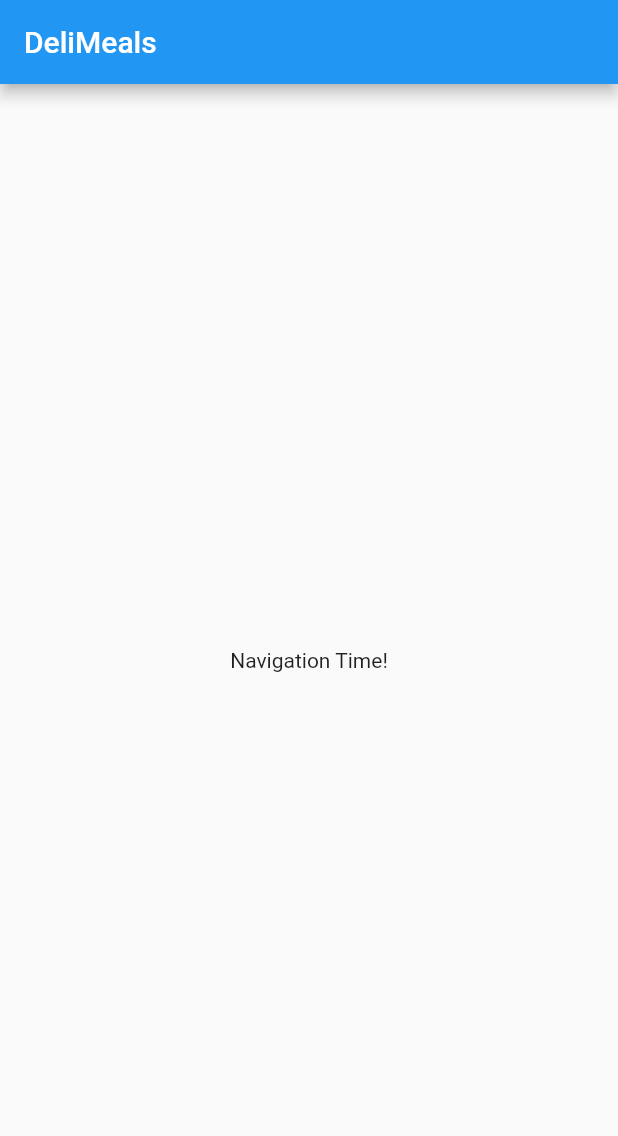
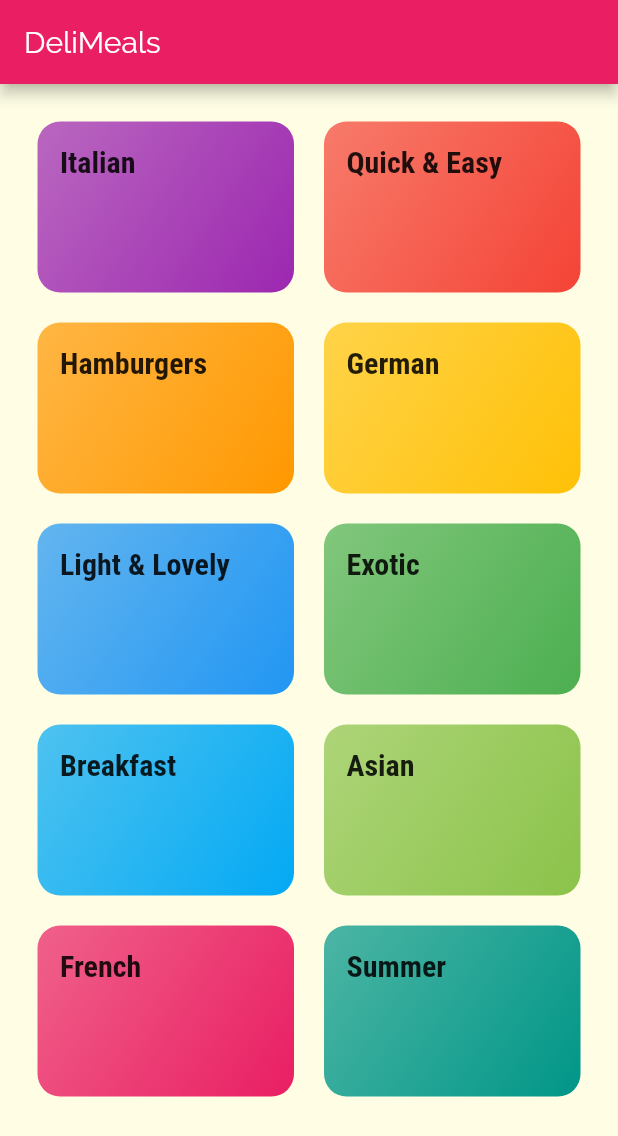
Before and after one commit to mramirid/delimeals, a Flutter app: the screen it shows after launch, on a phone screen of 412 x 824 dp. Shown: the top 1136 px of the screen. Run offline on Flutter 3.47's test engine with Material 2 defaults, Android fonts, the phone set to English and light mode, and no system bars.

Commit message:
GridView widget & BoxDecoration gradient option

```diff
--- /dev/null
+++ b/lib/categories_screen.dart
@@ -0,0 +1,27 @@
+import 'package:flutter/material.dart';
+
+import 'category_item.dart';
+import 'dummy_data.dart';
+
+class CategoriesScreen extends StatelessWidget {
+  @override
+  Widget build(BuildContext context) {
+    return Scaffold(
+      appBar: AppBar(
+        title: const Text('DeliMeals'),
+      ),
+      body: GridView(
+        padding: const EdgeInsets.all(25),
+        gridDelegate: const SliverGridDelegateWithMaxCrossAxisExtent(
+          maxCrossAxisExtent: 200,
+          childAspectRatio: 3 / 2,
+          crossAxisSpacing: 20,
+          mainAxisSpacing: 20,
+        ),
+        children: dummyCategoriesList.map((category) {
+          return CategoryItem(category.title, category.color);
+        }).toList(),
+      ),
+    );
+  }
+}
--- /dev/null
+++ b/lib/category_item.dart
@@ -0,0 +1,27 @@
+import 'package:flutter/material.dart';
+
+class CategoryItem extends StatelessWidget {
+  final String _title;
+  final Color _color;
+
+  const CategoryItem(this._title, this._color);
+
+  @override
+  Widget build(BuildContext context) {
+    return Container(
+      padding: const EdgeInsets.all(15),
+      decoration: BoxDecoration(
+        gradient: LinearGradient(
+          colors: [_color.withOpacity(0.7), _color],
+          begin: Alignment.topLeft,
+          end: Alignment.bottomRight,
+        ),
+        borderRadius: BorderRadius.circular(15),
+      ),
+      child: Text(
+        _title,
+        style: Theme.of(context).textTheme.headline6,
+      ),
+    );
+  }
+}
--- /dev/null
+++ b/lib/dummy_data.dart
@@ -0,0 +1,56 @@
+import 'package:flutter/material.dart';
+
+import './models/category.dart';
+
+const dummyCategoriesList = [
+  Category(
+    id: 'c1',
+    title: 'Italian',
+    color: Colors.purple,
+  ),
+  Category(
+    id: 'c2',
+    title: 'Quick & Easy',
+    color: Colors.red,
+  ),
+  Category(
+    id: 'c3',
+    title: 'Hamburgers',
+    color: Colors.orange,
+  ),
+  Category(
+    id: 'c4',
+    title: 'German',
+    color: Colors.amber,
+  ),
+  Category(
+    id: 'c5',
+    title: 'Light & Lovely',
+    color: Colors.blue,
+  ),
+  Category(
+    id: 'c6',
+    title: 'Exotic',
+    color: Colors.green,
+  ),
+  Category(
+    id: 'c7',
+    title: 'Breakfast',
+    color: Colors.lightBlue,
+  ),
+  Category(
+    id: 'c8',
+    title: 'Asian',
+    color: Colors.lightGreen,
+  ),
+  Category(
+    id: 'c9',
+    title: 'French',
+    color: Colors.pink,
+  ),
+  Category(
+    id: 'c10',
+    title: 'Summer',
+    color: Colors.teal,
+  ),
+];
--- a/lib/main.dart
+++ b/lib/main.dart
@@ -1,4 +1,6 @@
 import 'package:flutter/material.dart';
+
+import 'categories_screen.dart';
 
 void main() => runApp(MyApp());
 
@@ -7,23 +9,22 @@ class MyApp extends StatelessWidget {
   Widget build(BuildContext context) {
     return MaterialApp(
       title: 'DeliMeals',
-      theme: ThemeData(primarySwatch: Colors.blue),
-      home: MyHomePage(),
+      theme: ThemeData(
+        primarySwatch: Colors.pink,
+        accentColor: Colors.amber,
+        canvasColor: const Color.fromRGBO(255, 254, 229, 1),
+        fontFamily: 'Raleway',
+        textTheme: ThemeData.light().textTheme.copyWith(
+              bodyText2: const TextStyle(color: Color.fromRGBO(20, 51, 51, 1)),
+              bodyText1: const TextStyle(color: Color.fromRGBO(20, 51, 51, 1)),
+              headline6: const TextStyle(
+                fontFamily: 'RobotoCondensed',
+                fontSize: 20,
+                fontWeight: FontWeight.bold,
+              ),
+            ),
+      ),
+      home: CategoriesScreen(),
     );
   }
 }
-
-class MyHomePage extends StatefulWidget {
-  @override
-  _MyHomePageState createState() => _MyHomePageState();
-}
-
-class _MyHomePageState extends State<MyHomePage> {
-  @override
-  Widget build(BuildContext context) {
-    return Scaffold(
-      appBar: AppBar(title: const Text('DeliMeals')),
-      body: const Center(child: Text('Navigation Time!')),
-    );
-  }
-}
--- /dev/null
+++ b/lib/models/category.dart
@@ -0,0 +1,13 @@
+import 'package:flutter/material.dart';
+
+class Category {
+  final String id;
+  final String title;
+  final Color color;
+
+  const Category({
+    @required this.id,
+    @required this.title,
+    this.color = Colors.white70,
+  });
+}
```
